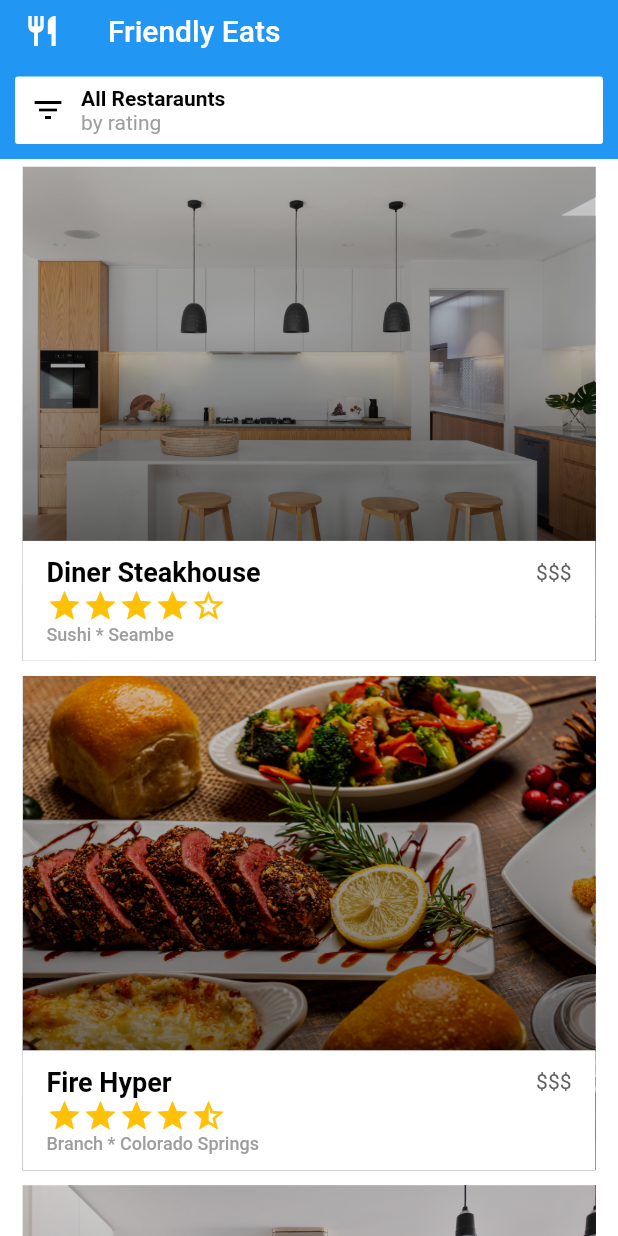
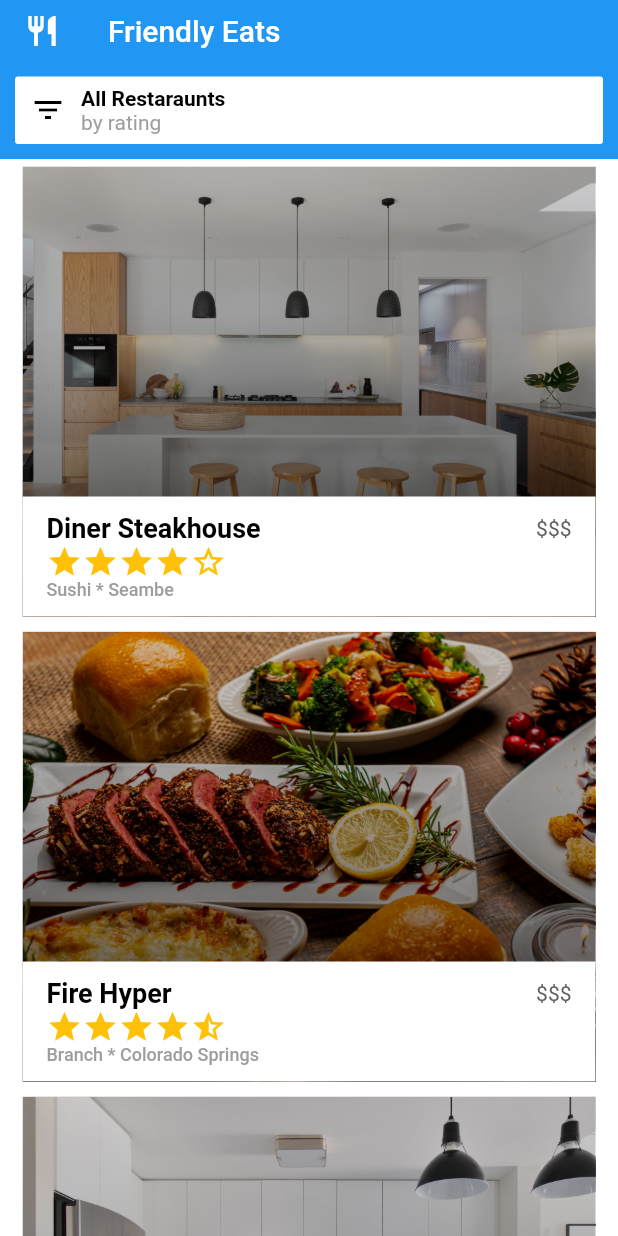
Before and after one commit to FayozbekJumabekov/exam_tasks, a Flutter app: the screen it shows after launch, on a phone screen of 412 x 824 dp. Run offline on Flutter 3.47's test engine with Material 2 defaults, Android fonts, the phone set to English and light mode, and no system bars; missing offline and left inert: loadmore.

```diff
--- a/lib/pages/mobileMode.dart
+++ b/lib/pages/mobileMode.dart
@@ -1,3 +1,5 @@
+import 'dart:math';
+
 import 'package:flutter/material.dart';
 import 'package:loadmore/loadmore.dart';
 
@@ -14,7 +16,6 @@ class _MobilePageState extends State<MobilePage> {
      List<String> title = ["Diner Steakhouse","Fire Hyper","Delli Turbo","Chizen Burak"];
    List<String> locationRestaraunts = ["Sushi * Seambe","Branch * Colorado Springs","Burgers * America","Kebab * Turkey"];
 
-
   List<Widget> list = [];
 
   void initState() {
@@ -22,17 +23,17 @@ class _MobilePageState extends State<MobilePage> {
     super.initState();
   }
 
-  void load() {
+  void load([int? n]) {
     print("load");
     setState(() {
-      list.addAll(List.generate(10, (index) => postList(index)));
+        list.addAll(List.generate(10, (index) => postList(index+n!)));
       print("data count = ${list.length}");
     });
   }
 
   @override
   Widget build(BuildContext context) {
-    return new Scaffold(
+    return Scaffold(
       backgroundColor: Colors.white,
       appBar: AppBar(
         elevation: 0,
@@ -76,24 +77,19 @@ class _MobilePageState extends State<MobilePage> {
               )),
         ),
       ),
-      body: Container(
-        child: RefreshIndicator(
+      body: RefreshIndicator(
         child: LoadMore(
           isFinish: count >= 100,
           onLoadMore: _loadMore,
-            child: ListView.builder(
+          child: ListView(
             padding: EdgeInsets.symmetric(vertical: 5,horizontal: 15),
-                itemCount: count,
-                itemBuilder: (context,index){
-              return postList(index);
-
-            }),
-            whenEmptyLoad: false,
+            children: List.generate(
+                count, (index) => list[index]),
+          ),
           delegate: DefaultLoadMoreDelegate(),
           textBuilder: DefaultLoadMoreTextBuilder.english,
         ),
         onRefresh: _refresh,
-        ),
       ),
     );
   }
@@ -101,19 +97,20 @@ class _MobilePageState extends State<MobilePage> {
   Future<bool> _loadMore() async {
     print("onLoadMore");
     await Future.delayed(Duration(seconds: 0, milliseconds: 2000));
-    load();
+    load(0);
     return true;
   }
 
   Future<void> _refresh() async {
+    int n= Random().nextInt(3);
     await Future.delayed(Duration(seconds: 0, milliseconds: 2000));
     list.clear();
-    load();
+    load(n);
   }
   Widget postList(int index) {
     return Container(
-      height: MediaQuery.of(context).size.height * 0.4,
-      width: MediaQuery.of(context).size.width,
+      height: 300,
+
       margin: EdgeInsets.only(bottom: 10),
       child: GridTile(
         child: Container(
```
Lines whose indentation alone changed are shown as unchanged.
